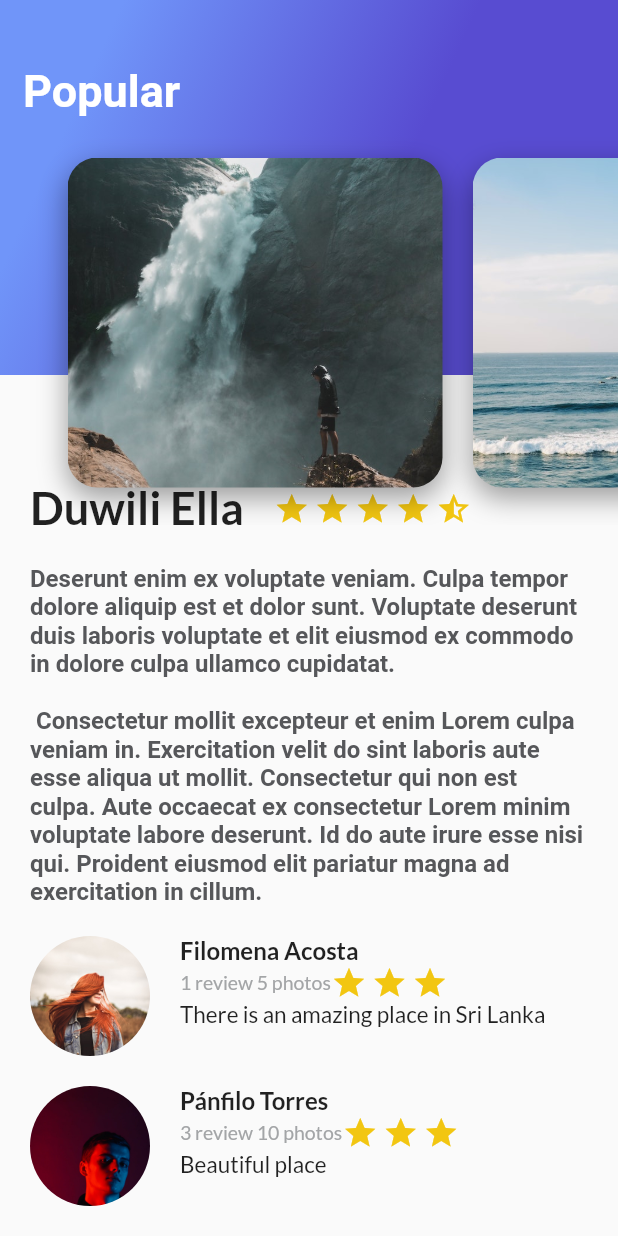
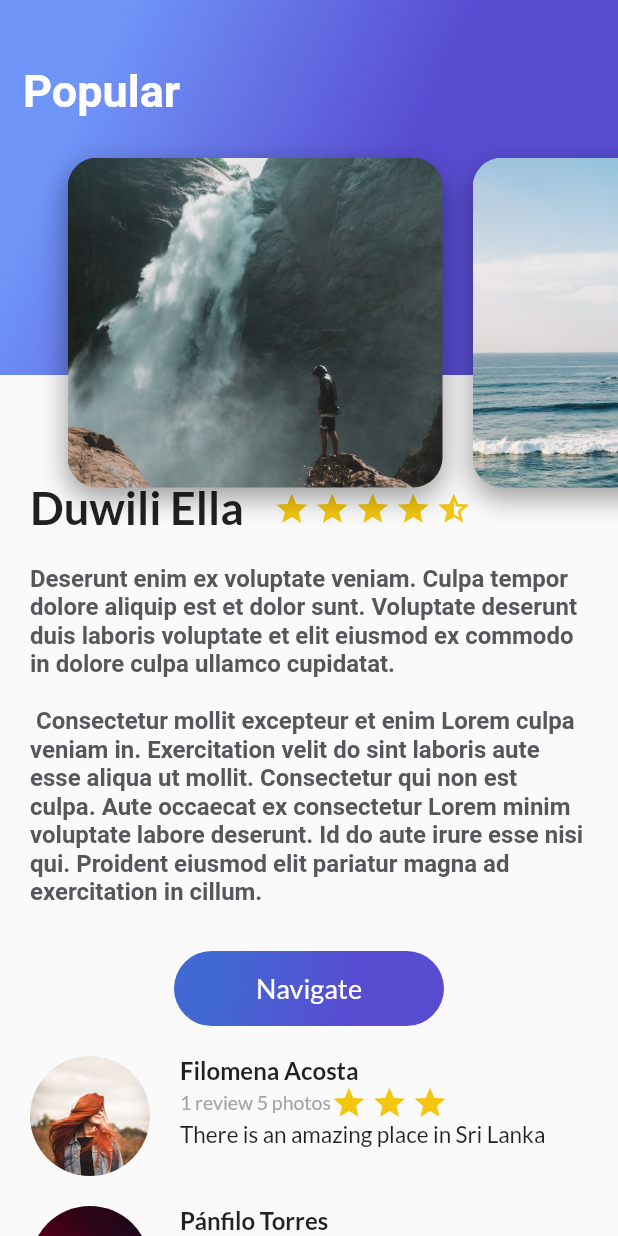
Before and after one commit to gnievap/basic_app, a Flutter app: the screen it shows after launch, on a phone screen of 412 x 824 dp. Run offline on Flutter 3.47's test engine with Material 2 defaults, Android fonts, the phone set to English and light mode, and no system bars; our stand-ins replace google_fonts; Roboto replaces fonts that are missing (Almendra).

Commit message:
InkWell button

```diff
--- /dev/null
+++ b/lib/screens/button_navigate.dart
@@ -0,0 +1,51 @@
+import 'package:flutter/material.dart';
+import 'package:google_fonts/google_fonts.dart';
+class ButtonNavigate extends StatelessWidget {
+
+  final String buttonText;
+
+  const ButtonNavigate({super.key, required this.buttonText});
+
+  @override
+  Widget build(BuildContext context) {
+    return InkWell(
+      onTap: (){
+        ScaffoldMessenger.of(context).showSnackBar(
+          const SnackBar(content: Text('Navegando'),
+          )
+        );
+      },
+      child: Container(
+        margin: const EdgeInsets.only(
+          top: 30.0,
+          left: 20.0,
+          right: 20.0,
+        ),
+        height: 50.0,
+        width: 180.0,
+        decoration: BoxDecoration(
+          borderRadius: BorderRadius.circular(30.0),
+          gradient: const LinearGradient(
+            colors: [
+              Color(0XFF4268D3),
+              Color(0xFF584CD1),
+            ],
+            begin: FractionalOffset(0.2, 0.0),
+            end: FractionalOffset(1.0, 0.6),
+            stops: [0.0, 0.6],
+            tileMode: TileMode.clamp,
+            ),
+        ),
+        child: Center(
+          child: Text(
+            buttonText,
+            style: GoogleFonts.lato(
+              fontSize: 18.0,
+              color:  Colors.white,
+            ),
+          ),
+        ),
+      ),
+    );
+  }
+}
--- a/lib/screens/description_place_screen.dart
+++ b/lib/screens/description_place_screen.dart
@@ -1,3 +1,4 @@
+import 'package:basic_app/screens/button_navigate.dart';
 import 'package:flutter/material.dart';
 import 'package:google_fonts/google_fonts.dart';
 
@@ -97,6 +98,7 @@ class DescriptionPlaceScreen extends StatelessWidget {
       children: [
         tittleStars,
         description,
+        const ButtonNavigate(buttonText: 'Navigate',),
       ],
     );
   }
```
